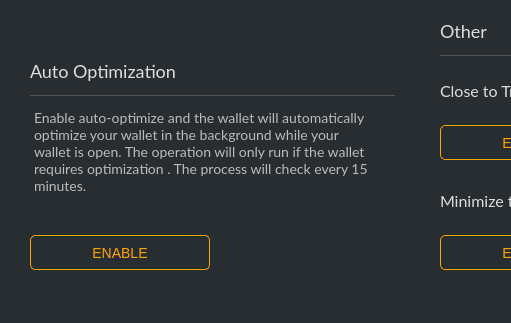
Old version of the form src/gui/ui/bankingframe2.ui in the repository ConcealNetwork/conceal-desktop; both pictures show x 0 to 511 and y 377 to 700 of the 1270 by 700 pixel window.
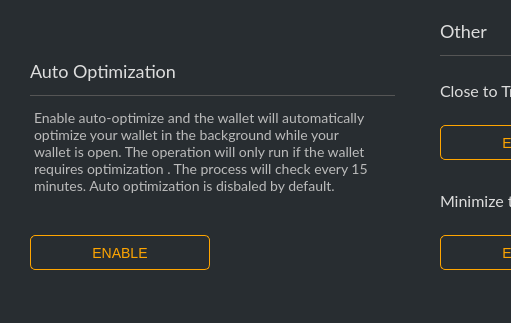
New version of the form.

Commit message: Enable auto optimization in the settings screen

Patch:
```diff
--- a/src/gui/ui/bankingframe2.ui
+++ b/src/gui/ui/bankingframe2.ui
@@ -455,7 +455,7 @@
 &lt;html&gt;&lt;head&gt;&lt;meta name=&quot;qrichtext&quot; content=&quot;1&quot; /&gt;&lt;style type=&quot;text/css&quot;&gt;
 p, li { white-space: pre-wrap; }
 &lt;/style&gt;&lt;/head&gt;&lt;body style=&quot; font-family:'Lato'; font-size:14px; font-weight:400; font-style:normal;&quot;&gt;
-&lt;p style=&quot; margin-top:0px; margin-bottom:0px; margin-left:0px; margin-right:0px; -qt-block-indent:0; text-indent:0px;&quot;&gt;&lt;span style=&quot; font-size:14px;&quot;&gt;Enable auto-optimize and the wallet will automatically optimize your wallet in the background while your wallet is open. The operation will only run if the wallet requires optimization . The process will check every 15 minutes.&lt;/span&gt;&lt;/p&gt;&lt;/body&gt;&lt;/html&gt;</string>
+&lt;p style=&quot; margin-top:0px; margin-bottom:0px; margin-left:0px; margin-right:0px; -qt-block-indent:0; text-indent:0px;&quot;&gt;&lt;span style=&quot; font-size:14px;&quot;&gt;Enable auto-optimize and the wallet will automatically optimize your wallet in the background while your wallet is open. The operation will only run if the wallet requires optimization . The process will check every 15 minutes. Auto optimization is disbaled by default.&lt;/span&gt;&lt;/p&gt;&lt;/body&gt;&lt;/html&gt;</string>
         </property>
        </widget>
        <widget class="Line" name="line_3">
```
Left out of the diff: 19 changed lines with no effect on the pictures. The commit also changes 2 other files.
